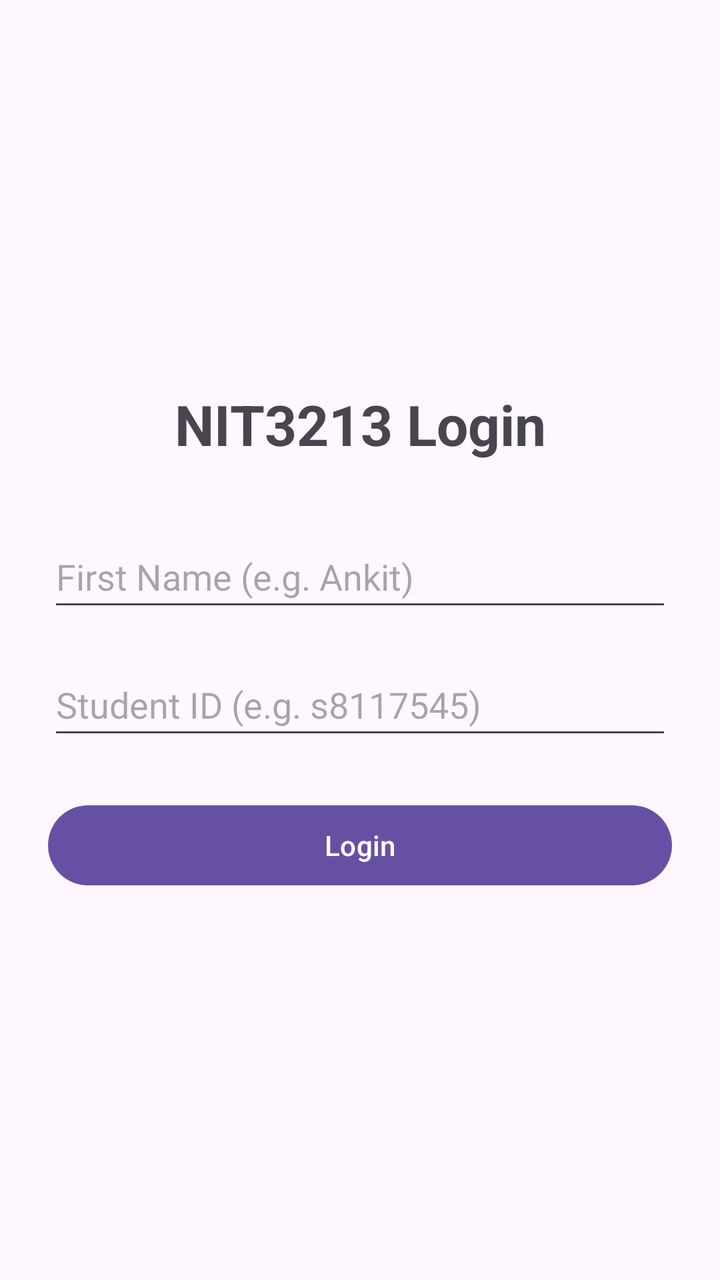
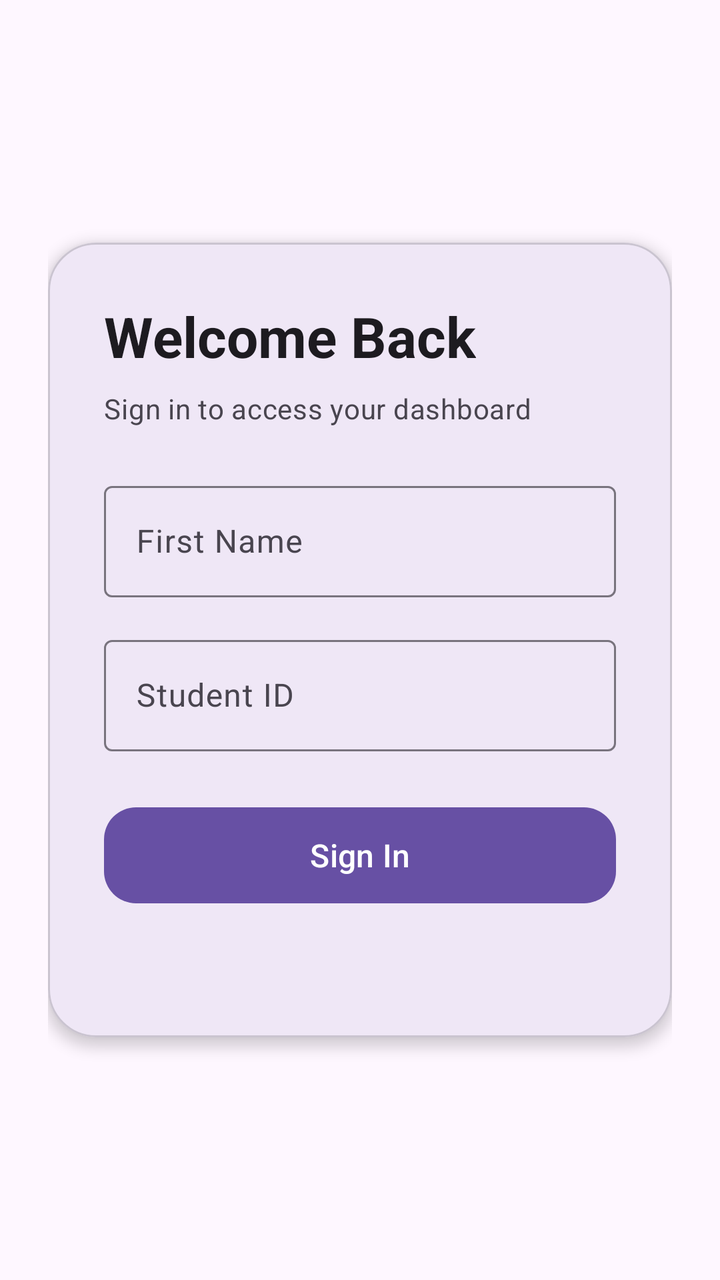

An Android layout rendered at two revisions. The XML below is the earlier revision; the diff shows what the commit changed to produce the second picture.
<!-- AndroidManifest.xml: application theme Theme.NIT3213 -->
<!-- res/layout/activity_login.xml -->
<?xml version="1.0" encoding="utf-8"?>
<androidx.constraintlayout.widget.ConstraintLayout xmlns:android="http://schemas.android.com/apk/res/android"
    xmlns:app="http://schemas.android.com/apk/res-auto"
    android:id="@+id/main"
    android:layout_width="match_parent"
    android:layout_height="match_parent"
    android:padding="24dp">

    <TextView
        android:id="@+id/tvTitle"
        android:layout_width="wrap_content"
        android:layout_height="wrap_content"
        android:text="NIT3213 Login"
        android:textSize="28sp"
        android:textStyle="bold"
        app:layout_constraintBottom_toTopOf="@id/etUsername"
        app:layout_constraintEnd_toEndOf="parent"
        app:layout_constraintStart_toStartOf="parent"
        app:layout_constraintTop_toTopOf="parent"
        app:layout_constraintVertical_chainStyle="packed" />

    <EditText
        android:id="@+id/etUsername"
        android:layout_width="0dp"
        android:layout_height="wrap_content"
        android:layout_marginTop="32dp"
        android:hint="First Name (e.g. Ankit)"
        android:inputType="textPersonName"
        android:minHeight="48dp"
        app:layout_constraintBottom_toTopOf="@id/etPassword"
        app:layout_constraintEnd_toEndOf="parent"
        app:layout_constraintStart_toStartOf="parent"
        app:layout_constraintTop_toBottomOf="@id/tvTitle" />

    <EditText
        android:id="@+id/etPassword"
        android:layout_width="0dp"
        android:layout_height="wrap_content"
        android:layout_marginTop="16dp"
        android:hint="Student ID (e.g. s8117545)"
        android:inputType="textPassword"
        android:minHeight="48dp"
        app:layout_constraintBottom_toTopOf="@id/btnLogin"
        app:layout_constraintEnd_toEndOf="parent"
        app:layout_constraintStart_toStartOf="parent"
        app:layout_constraintTop_toBottomOf="@id/etUsername" />

    <Button
        android:id="@+id/btnLogin"
        android:layout_width="0dp"
        android:layout_height="wrap_content"
        android:layout_marginTop="24dp"
        android:text="Login"
        android:minHeight="48dp"
        app:layout_constraintBottom_toTopOf="@id/progressBar"
        app:layout_constraintEnd_toEndOf="parent"
        app:layout_constraintStart_toStartOf="parent"
        app:layout_constraintTop_toBottomOf="@id/etPassword" />

    <ProgressBar
        android:id="@+id/progressBar"
        android:layout_width="wrap_content"
        android:layout_height="wrap_content"
        android:layout_marginTop="16dp"
        android:visibility="gone"
        app:layout_constraintBottom_toBottomOf="parent"
        app:layout_constraintEnd_toEndOf="parent"
        app:layout_constraintStart_toStartOf="parent"
        app:layout_constraintTop_toBottomOf="@id/btnLogin" />

    <TextView
        android:id="@+id/tvError"
        android:layout_width="0dp"
        android:layout_height="wrap_content"
        android:layout_marginTop="16dp"
        android:textColor="@android:color/holo_red_dark"
        android:textSize="14sp"
        app:layout_constraintEnd_toEndOf="parent"
        app:layout_constraintStart_toStartOf="parent"
        app:layout_constraintTop_toBottomOf="@id/progressBar" />

</androidx.constraintlayout.widget.ConstraintLayout>
<!-- resources referenced by this layout -->
<resources>
  <style name="Theme.NIT3213" parent="Base.Theme.NIT3213" />
  <style name="Base.Theme.NIT3213" parent="Theme.Material3.DayNight.NoActionBar">
          
          
      </style>
</resources>

<!-- the commit's change to res/layout/activity_login.xml (unified diff, before → after) -->
@@ -4,79 +4,101 @@
     android:id="@+id/main"
     android:layout_width="match_parent"
     android:layout_height="match_parent"
+    android:background="?attr/colorSurface"
     android:padding="24dp">
 
-    <TextView
-        android:id="@+id/tvTitle"
-        android:layout_width="wrap_content"
-        android:layout_height="wrap_content"
-        android:text="NIT3213 Login"
-        android:textSize="28sp"
-        android:textStyle="bold"
-        app:layout_constraintBottom_toTopOf="@id/etUsername"
-        app:layout_constraintEnd_toEndOf="parent"
-        app:layout_constraintStart_toStartOf="parent"
-        app:layout_constraintTop_toTopOf="parent"
-        app:layout_constraintVertical_chainStyle="packed" />
-
-    <EditText
-        android:id="@+id/etUsername"
+    <com.google.android.material.card.MaterialCardView
         android:layout_width="0dp"
         android:layout_height="wrap_content"
-        android:layout_marginTop="32dp"
-        android:hint="First Name (e.g. Ankit)"
-        android:inputType="textPersonName"
-        android:minHeight="48dp"
-        app:layout_constraintBottom_toTopOf="@id/etPassword"
-        app:layout_constraintEnd_toEndOf="parent"
-        app:layout_constraintStart_toStartOf="parent"
-        app:layout_constraintTop_toBottomOf="@id/tvTitle" />
-
-    <EditText
-        android:id="@+id/etPassword"
-        android:layout_width="0dp"
-        android:layout_height="wrap_content"
-        android:layout_marginTop="16dp"
-        android:hint="Student ID (e.g. s8117545)"
-        android:inputType="textPassword"
-        android:minHeight="48dp"
-        app:layout_constraintBottom_toTopOf="@id/btnLogin"
-        app:layout_constraintEnd_toEndOf="parent"
-        app:layout_constraintStart_toStartOf="parent"
-        app:layout_constraintTop_toBottomOf="@id/etUsername" />
-
-    <Button
-        android:id="@+id/btnLogin"
-        android:layout_width="0dp"
-        android:layout_height="wrap_content"
-        android:layout_marginTop="24dp"
-        android:text="Login"
-        android:minHeight="48dp"
-        app:layout_constraintBottom_toTopOf="@id/progressBar"
-        app:layout_constraintEnd_toEndOf="parent"
-        app:layout_constraintStart_toStartOf="parent"
-        app:layout_constraintTop_toBottomOf="@id/etPassword" />
-
-    <ProgressBar
-        android:id="@+id/progressBar"
-        android:layout_width="wrap_content"
-        android:layout_height="wrap_content"
-        android:layout_marginTop="16dp"
-        android:visibility="gone"
+        app:cardCornerRadius="24dp"
+        app:cardElevation="4dp"
         app:layout_constraintBottom_toBottomOf="parent"
         app:layout_constraintEnd_toEndOf="parent"
         app:layout_constraintStart_toStartOf="parent"
-        app:layout_constraintTop_toBottomOf="@id/btnLogin" />
+        app:layout_constraintTop_toTopOf="parent">
 
-    <TextView
-        android:id="@+id/tvError"
-        android:layout_width="0dp"
-        android:layout_height="wrap_content"
-        android:layout_marginTop="16dp"
-        android:textColor="@android:color/holo_red_dark"
-        android:textSize="14sp"
-        app:layout_constraintEnd_toEndOf="parent"
-        app:layout_constraintStart_toStartOf="parent"
-        app:layout_constraintTop_toBottomOf="@id/progressBar" />
+        <LinearLayout
+            android:layout_width="match_parent"
+            android:layout_height="wrap_content"
+            android:orientation="vertical"
+            android:padding="28dp">
+
+            <TextView
+                android:layout_width="wrap_content"
+                android:layout_height="wrap_content"
+                android:layout_marginBottom="8dp"
+                android:text="Welcome Back"
+                android:textAppearance="?attr/textAppearanceHeadlineMedium"
+                android:textColor="?attr/colorOnSurface"
+                android:textStyle="bold" />
+
+            <TextView
+                android:layout_width="wrap_content"
+                android:layout_height="wrap_content"
+                android:layout_marginBottom="24dp"
+                android:text="Sign in to access your dashboard"
+                android:textAppearance="?attr/textAppearanceBodyMedium"
+                android:textColor="?attr/colorOnSurfaceVariant" />
+
+            <com.google.android.material.textfield.TextInputLayout
+                style="@style/Widget.Material3.TextInputLayout.OutlinedBox"
+                android:layout_width="match_parent"
+                android:layout_height="wrap_content"
+                android:layout_marginBottom="16dp"
+                android:hint="First Name">
+
+                <com.google.android.material.textfield.TextInputEditText
+                    android:id="@+id/etUsername"
+                    android:layout_width="match_parent"
+                    android:layout_height="wrap_content"
+                    android:inputType="textPersonName"
+                    android:maxLines="1" />
+
+            </com.google.android.material.textfield.TextInputLayout>
+
+            <com.google.android.material.textfield.TextInputLayout
+                style="@style/Widget.Material3.TextInputLayout.OutlinedBox"
+                android:layout_width="match_parent"
+                android:layout_height="wrap_content"
+                android:layout_marginBottom="24dp"
+                android:hint="Student ID">
+
+                <com.google.android.material.textfield.TextInputEditText
+                    android:id="@+id/etPassword"
+                    android:layout_width="match_parent"
+                    android:layout_height="wrap_content"
+                    android:inputType="textPassword"
+                    android:maxLines="1" />
+
+            </com.google.android.material.textfield.TextInputLayout>
+
+            <com.google.android.material.button.MaterialButton
+                android:id="@+id/btnLogin"
+                android:layout_width="match_parent"
+                android:layout_height="56dp"
+                android:text="Sign In"
+                android:textSize="16sp"
+                app:cornerRadius="16dp" />
+
+            <ProgressBar
+                android:id="@+id/progressBar"
+                android:layout_width="wrap_content"
+                android:layout_height="wrap_content"
+                android:layout_gravity="center_horizontal"
+                android:layout_marginTop="16dp"
+                android:visibility="gone" />
+
+            <TextView
+                android:id="@+id/tvError"
+                android:layout_width="match_parent"
+                android:layout_height="wrap_content"
+                android:layout_marginTop="16dp"
+                android:gravity="center"
+                android:textAppearance="?attr/textAppearanceBodyMedium"
+                android:textColor="?attr/colorError" />
+
+        </LinearLayout>
+
+    </com.google.android.material.card.MaterialCardView>
 
 </androidx.constraintlayout.widget.ConstraintLayout>
